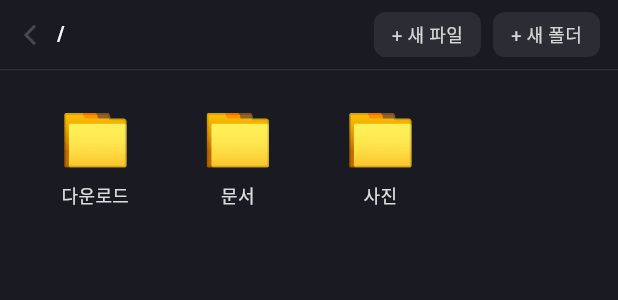
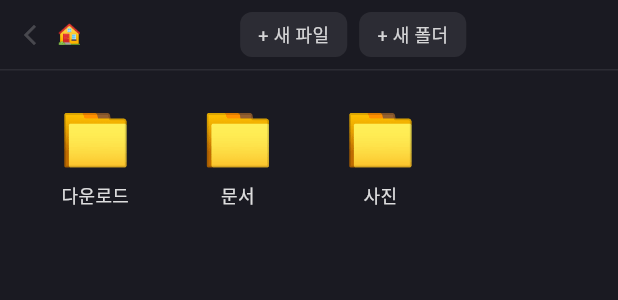
Before and after one commit to Yoon-robin/RobinOS, a Flutter app: the FinderApp widget shown alone on an empty page, opened directly, on a phone screen of 412 x 824 dp. Shown: the top 300 px of the screen. Run offline on Flutter 3.47's test engine with Material 3 defaults, Android fonts, the phone set to English and light mode, and no system bars; our stand-ins replace shared_preferences; accounts and stored records are empty.

Commit message:
앱: Finder 경로 브레드크럼 (🏠 › 문서 …) — 조각 탭으로 상위 폴더 점프
- Text(_dir) 대신 클릭 가능한 브레드크럼(가로 스크롤), 현재 폴더 굵게
- 라이브 검증: 문서 진입 시 갱신, 🏠 탭 → 루트로 이동

Co-Authored-By: Claude Opus 4.8 (1M context) <noreply@anthropic.com>

```diff
--- a/robinos_native/lib/apps/finder.dart
+++ b/robinos_native/lib/apps/finder.dart
@@ -70,7 +70,7 @@ class _FinderAppState extends State<FinderApp> {
                   setState(() => _dir = fs.get(_dir)?.parent ?? '/');
                 }),
                 const SizedBox(width: 10),
-                Text(_dir, style: TextStyle(fontSize: 13, color: sys.textPrimary, fontWeight: FontWeight.w600)),
+                Flexible(child: _breadcrumb(sys)),
                 const Spacer(),
                 _newFileBtn(sys, fs),
                 const SizedBox(width: 8),
@@ -99,6 +99,38 @@ class _FinderAppState extends State<FinderApp> {
     return GestureDetector(
       onTap: enabled ? onTap : null,
       child: Icon(icon, size: 16, color: sys.textSec(enabled ? 0.7 : 0.2)),
+    );
+  }
+
+  // 경로 브레드크럼 (🏠 › 문서 …) — 조각 탭하면 그 폴더로 이동
+  Widget _breadcrumb(SystemState sys) {
+    final parts =
+        _dir == '/' ? const <String>[] : _dir.split('/').where((s) => s.isNotEmpty).toList();
+    final crumbs = <Widget>[_crumb(sys, '🏠', '/')];
+    var acc = '';
+    for (final p in parts) {
+      acc = '$acc/$p';
+      crumbs.add(Text('  ›  ', style: TextStyle(fontSize: 13, color: sys.textSec(0.3))));
+      crumbs.add(_crumb(sys, p, acc));
+    }
+    return SingleChildScrollView(
+      scrollDirection: Axis.horizontal,
+      child: Row(mainAxisSize: MainAxisSize.min, children: crumbs),
+    );
+  }
+
+  Widget _crumb(SystemState sys, String label, String path) {
+    final active = path == _dir;
+    return GestureDetector(
+      onTap: () => setState(() => _dir = path),
+      child: Text(
+        label,
+        style: TextStyle(
+          fontSize: 13,
+          color: active ? sys.textPrimary : sys.textSec(0.6),
+          fontWeight: active ? FontWeight.w600 : FontWeight.w400,
+        ),
+      ),
     );
   }
 
```
